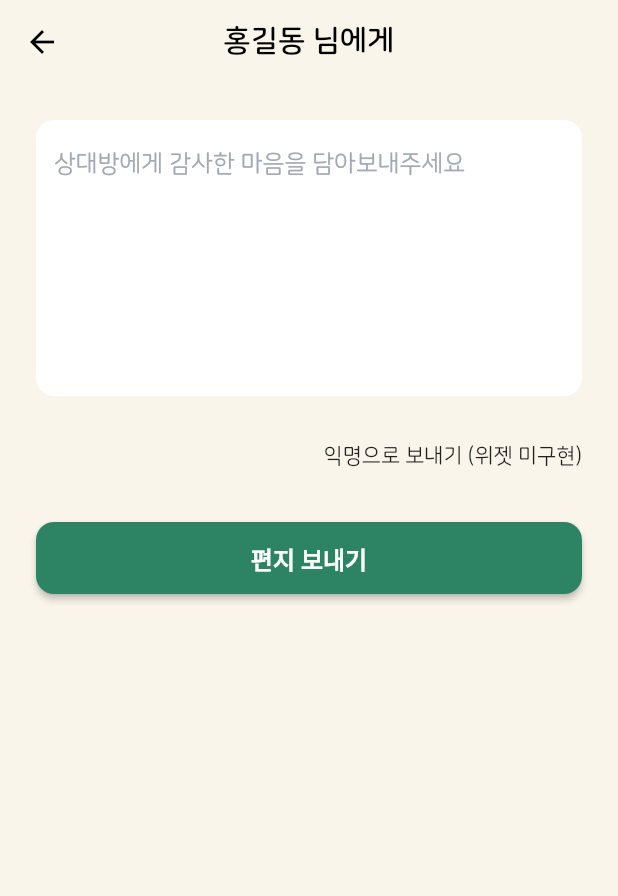
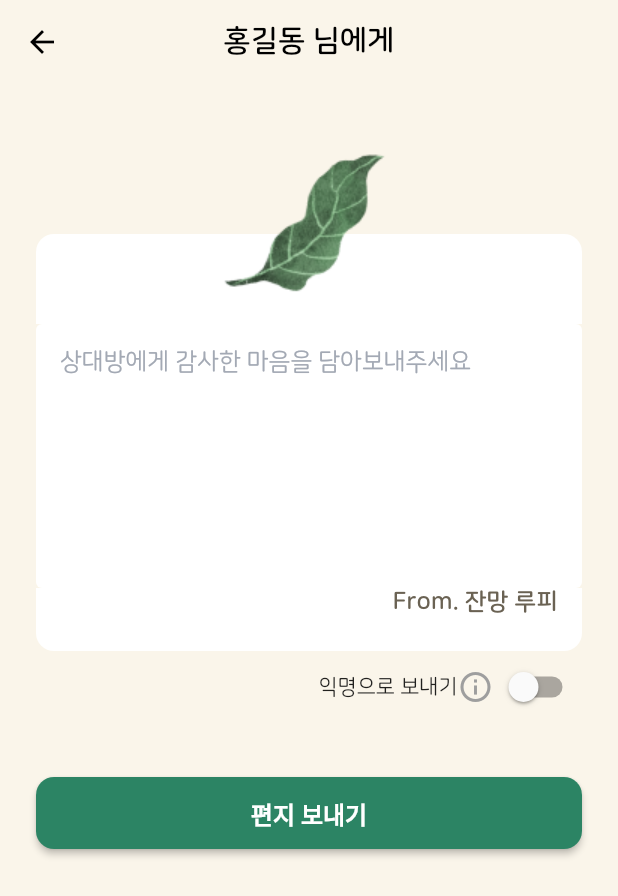
Before and after one commit to okskmk2/fill-my-heart, a Flutter app: the LeafFormPage screen opened directly, on a phone screen of 412 x 824 dp. Shown: the top 896 px of the screen. Run offline on Flutter 3.47's test engine with Material 2 defaults, Android fonts, the phone set to English and light mode, and no system bars; our stand-ins replace cloud_firestore, datetime_picker_formfield, firebase_auth, firebase_core, firebase_storage, flutter_svg and 1 more; accounts and stored records are empty.

Commit message:
refactor: 화분생성 페이지 폴더, 편지쓰기

```diff
--- a/lib/layout/main_screen.dart
+++ b/lib/layout/main_screen.dart
@@ -2,10 +2,9 @@ import 'package:flutter/material.dart';
 import 'package:flutter_svg/flutter_svg.dart';
 import 'package:thank_tree/common/styles.dart';
 import 'package:thank_tree/pages/leaf_form_lobby_page.dart';
-import 'package:thank_tree/pages/leaf_form_page.dart';
 import 'package:thank_tree/pages/post_office_page.dart';
 import 'package:thank_tree/pages/home_page.dart';
-import 'package:thank_tree/pages/my_page.dart';
+import 'package:thank_tree/pages/vase_list_page.dart';
 
 class MainScreen extends StatefulWidget {
   final int selectedIndex;
@@ -27,7 +26,7 @@ class _MainScreenState extends State<MainScreen> {
   final List<Widget> pages = <Widget>[
     HomePage(),
     LeafFormLobbyPage(),
-    MyPage(),
+    VaseListPage(),
     PostOfficePage()
   ];
 
--- a/lib/main.dart
+++ b/lib/main.dart
@@ -5,6 +5,7 @@ import 'package:thank_tree/common/styles.dart';
 import 'package:thank_tree/layout/main_screen.dart';
 import 'package:thank_tree/pages/start_page.dart';
 import 'package:thank_tree/services/auth_service.dart';
+import 'package:thank_tree/services/vase_service.dart';
 
 void main() async {
   WidgetsFlutterBinding.ensureInitialized();
@@ -12,6 +13,7 @@ void main() async {
   runApp(MultiProvider(
     providers: [
       ChangeNotifierProvider(create: (context) => AuthService()),
+      ChangeNotifierProvider(create: (context) => VaseService()),
     ],
     child: const MyApp(),
   ));
--- a/lib/pages/leaf_form_page.dart
+++ b/lib/pages/leaf_form_page.dart
@@ -1,13 +1,23 @@
+import 'package:firebase_auth/firebase_auth.dart';
 import 'package:flutter/material.dart';
 import 'package:flutter/src/foundation/key.dart';
 import 'package:flutter/src/widgets/framework.dart';
+import 'package:thank_tree/common/styles.dart';
 
-class LeafFormPage extends StatelessWidget {
+class LeafFormPage extends StatefulWidget {
   const LeafFormPage({Key? key}) : super(key: key);
+
+  @override
+  State<LeafFormPage> createState() => _LeafFormPageState();
+}
+
+class _LeafFormPageState extends State<LeafFormPage> {
+  bool isAnonymous = false;
 
   @override
   Widget build(BuildContext context) {
     return Scaffold(
+      resizeToAvoidBottomInset: false,
       appBar: AppBar(
         title: Text(
           '홍길동 님에게',
@@ -20,28 +30,83 @@ class LeafFormPage extends StatelessWidget {
       ),
       body: Padding(
         padding: const EdgeInsets.all(24),
-        child:
-            Column(crossAxisAlignment: CrossAxisAlignment.stretch, children: [
-          Padding(
-            padding: const EdgeInsets.only(bottom: 32),
-            child: TextField(
+        child: Column(
+          crossAxisAlignment: CrossAxisAlignment.stretch,
+          children: [
+            Stack(
+              alignment: Alignment.bottomCenter,
+              children: [
+                Container(
+                  decoration: BoxDecoration(
+                    color: Colors.white,
+                    borderRadius: BorderRadius.only(
+                      topLeft: Radius.circular(12),
+                      topRight: Radius.circular(12),
+                    ),
+                  ),
+                  height: 60,
+                ),
+                Image.asset('assets/leaf.png')
+              ],
+            ),
+            TextField(
               minLines: 8,
               maxLines: 10,
               decoration: InputDecoration(
+                  contentPadding: EdgeInsets.all(16),
                   focusedBorder: OutlineInputBorder(
                     borderSide: BorderSide.none,
-                    borderRadius: BorderRadius.all(Radius.circular(12)),
                   ),
                   enabledBorder: OutlineInputBorder(
                     borderSide: BorderSide.none,
-                    borderRadius: BorderRadius.all(Radius.circular(12)),
                   ),
                   filled: true,
                   fillColor: Colors.white,
                   hintText: "상대방에게 감사한 마음을 담아보내주세요"),
             ),
+            Container(
+              padding: EdgeInsets.only(left: 16, right: 16, bottom: 24),
+              alignment: Alignment.bottomRight,
+              decoration: BoxDecoration(
+                color: Colors.white,
+                borderRadius: BorderRadius.only(
+                  bottomLeft: Radius.circular(12),
+                  bottomRight: Radius.circular(12),
                 ),
-          Align(alignment: Alignment.centerRight, child: Text("익명으로 보내기 (위젯 미구현)")),
+              ),
+              child: Text(
+                'From. 잔망 루피',
+                style: TextStyle(
+                  color: CustomStyles.inputLineColor,
+                  fontWeight: FontWeight.bold,
+                  fontSize: 16,
+                ),
+              ),
+            ),
+            Row(
+              mainAxisAlignment: MainAxisAlignment.end,
+              children: [
+                Text("익명으로 보내기"),
+                IconButton(
+                    constraints: BoxConstraints(),
+                    padding: EdgeInsets.zero,
+                    onPressed: () {},
+                    icon: Icon(
+                      Icons.info_outline,
+                      color: Colors.grey,
+                    )),
+                Switch(
+                  value: isAnonymous,
+                  onChanged: (value) {
+                    setState(() {
+                      isAnonymous = value;
+                    });
+                  },
+                  activeColor: Colors.white,
+                  activeTrackColor: CustomStyles.primaryColor,
+                ),
+              ],
+            ),
             Padding(
               padding: const EdgeInsets.only(top: 36),
               child: ElevatedButton(
@@ -49,7 +114,8 @@ class LeafFormPage extends StatelessWidget {
                 child: Text('편지 보내기'),
               ),
             )
-        ]),
+          ],
+        ),
       ),
     );
   }
--- a/lib/pages/post_office_page.dart
+++ b/lib/pages/post_office_page.dart
@@ -1,7 +1,7 @@
 import 'package:flutter/material.dart';
 import 'package:thank_tree/common/styles.dart';
 import 'package:thank_tree/pages/vase_detail_page.dart';
-import 'package:thank_tree/pages/vase_form_page.dart';
+import 'package:thank_tree/pages/vase_form/vase_form_page.dart';
 
 class PostOfficePage extends StatefulWidget {
   const PostOfficePage({Key? key}) : super(key: key);
--- a/lib/pages/input_create.dart
+++ b/lib/pages/vase_form/input_create.dart
@@ -1,5 +1,5 @@
 import 'package:flutter/material.dart';
-import 'package:thank_tree/pages/input_invite.dart';
+import 'package:thank_tree/pages/vase_form/input_invite.dart';
 
 class InputCreate extends StatefulWidget {
   const InputCreate({Key? key}) : super(key: key);
--- a/lib/pages/input_nofriend.dart
+++ b/lib/pages/vase_form/input_nofriend.dart
@@ -1,5 +1,5 @@
 import 'package:flutter/material.dart';
-import 'package:thank_tree/pages/input_rpname.dart';
+import 'package:thank_tree/pages/vase_form/input_rpname.dart';
 
 
 class FriendPage extends StatelessWidget {
--- a/lib/pages/input_people.dart
+++ b/lib/pages/vase_form/input_people.dart
@@ -1,5 +1,5 @@
 import 'package:flutter/material.dart';
-import 'package:thank_tree/pages/input_create.dart';
+import 'package:thank_tree/pages/vase_form/input_create.dart';
 
 class InputPeople extends StatefulWidget {
   const InputPeople({Key? key}) : super(key: key);
--- a/lib/pages/input_time.dart
+++ b/lib/pages/vase_form/input_time.dart
@@ -1,9 +1,11 @@
 import 'package:flutter/material.dart';
-import 'package:thank_tree/pages/input_people.dart';
+import 'package:thank_tree/pages/vase_form/input_people.dart';
 import 'package:intl/intl.dart';
 import 'package:datetime_picker_formfield/datetime_picker_formfield.dart';
 
 class InputTime extends StatefulWidget {
+  const InputTime({Key? key}) : super(key: key);
+
   @override
   InputTimeState createState() => InputTimeState();
 }
@@ -109,6 +111,7 @@ class BasicTimeField extends StatelessWidget {
   }
 }
 
+// refactor: 사용하지 않는 클래스
 class BasicDateTimeField extends StatelessWidget {
   final format = DateFormat("yyyy-MM-dd HH:mm");
   @override
--- a/lib/pages/vase_form_page.dart
+++ b/lib/pages/vase_form/vase_form_page.dart
@@ -1,5 +1,5 @@
 import 'package:flutter/material.dart';
-import 'package:thank_tree/pages/input_rpname.dart';
+import 'package:thank_tree/pages/vase_form/input_rpname.dart';
 
 class VaseFormPage extends StatelessWidget {
   // constructor
--- a/lib/pages/my_page.dart
+++ b/lib/pages/vase_list_page.dart
@@ -1,11 +1,10 @@
 import 'package:flutter/material.dart';
-import 'package:flutter/cupertino.dart';
 import 'package:flutter_swiper/flutter_swiper.dart';
 
-class MyPage extends StatelessWidget {
+class VaseListPage extends StatelessWidget {
   final vaseSize = 130.0;
   // constructor
-  const MyPage({Key? key}) : super(key: key);
+  const VaseListPage({Key? key}) : super(key: key);
 
   @override
   Widget build(BuildContext context) {
--- a/pubspec.yaml
+++ b/pubspec.yaml
@@ -30,9 +30,6 @@ dependencies:
   flutter:
     sdk: flutter
   flutter_swiper: ^1.1.6
-
-  # The following adds the Cupertino Icons font to your application.
-  # Use with the CupertinoIcons class for iOS style icons.
   cupertino_icons: ^1.0.2
   flutter_svg: ^1.1.1+1
   cloud_firestore: ^3.2.1
```
Also changed, not shown: lib/services/storage_service.dart (deleted, +0 -8 lines), lib/services/vase_service.dart (added, +40 -0 lines), lib/pages/vase_form/input_invite.dart (renamed from lib/pages/input_invite.dart), lib/pages/vase_form/input_rpname.dart (renamed from lib/pages/input_rpname.dart). Lines whose indentation alone changed are shown as unchanged.
